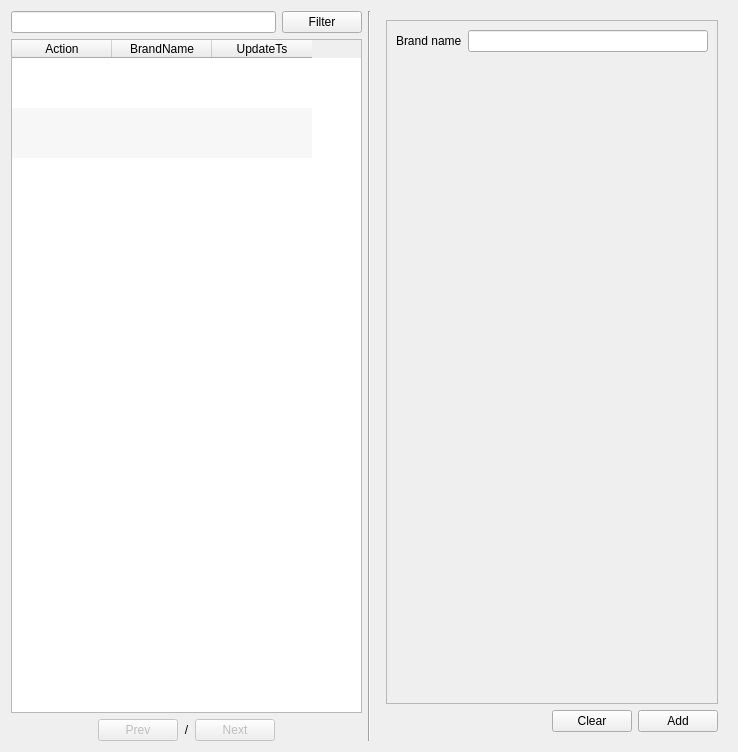
Qt form app/views/templates/generated/ManageBrand.ui (rondalefloyd/mts-pos) before a commit.
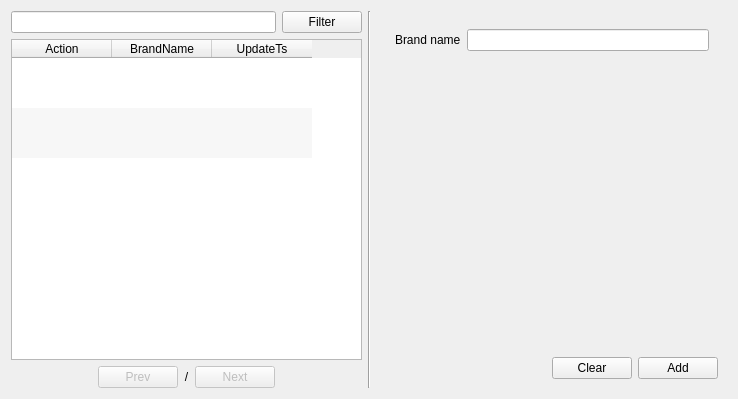
The same form after that commit.

Patch:
```diff
--- a/app/views/templates/generated/ManageBrand.ui
+++ b/app/views/templates/generated/ManageBrand.ui
@@ -7,7 +7,7 @@
     <x>0</x>
     <y>0</y>
     <width>738</width>
-    <height>752</height>
+    <height>399</height>
    </rect>
   </property>
   <property name="windowTitle">
@@ -181,8 +181,23 @@
       </size>
      </property>
      <layout class="QVBoxLayout" name="verticalLayout_2">
+      <property name="leftMargin">
+       <number>9</number>
+      </property>
+      <property name="topMargin">
+       <number>9</number>
+      </property>
+      <property name="rightMargin">
+       <number>9</number>
+      </property>
+      <property name="bottomMargin">
+       <number>9</number>
+      </property>
       <item>
        <widget class="QScrollArea" name="scrollArea">
+        <property name="frameShape">
+         <enum>QFrame::NoFrame</enum>
+        </property>
         <property name="widgetResizable">
          <bool>true</bool>
         </property>
@@ -191,8 +206,8 @@
           <rect>
            <x>0</x>
            <y>0</y>
-           <width>282</width>
-           <height>683</height>
+           <width>284</width>
+           <height>332</height>
           </rect>
          </property>
          <layout class="QFormLayout" name="formLayout">
```
